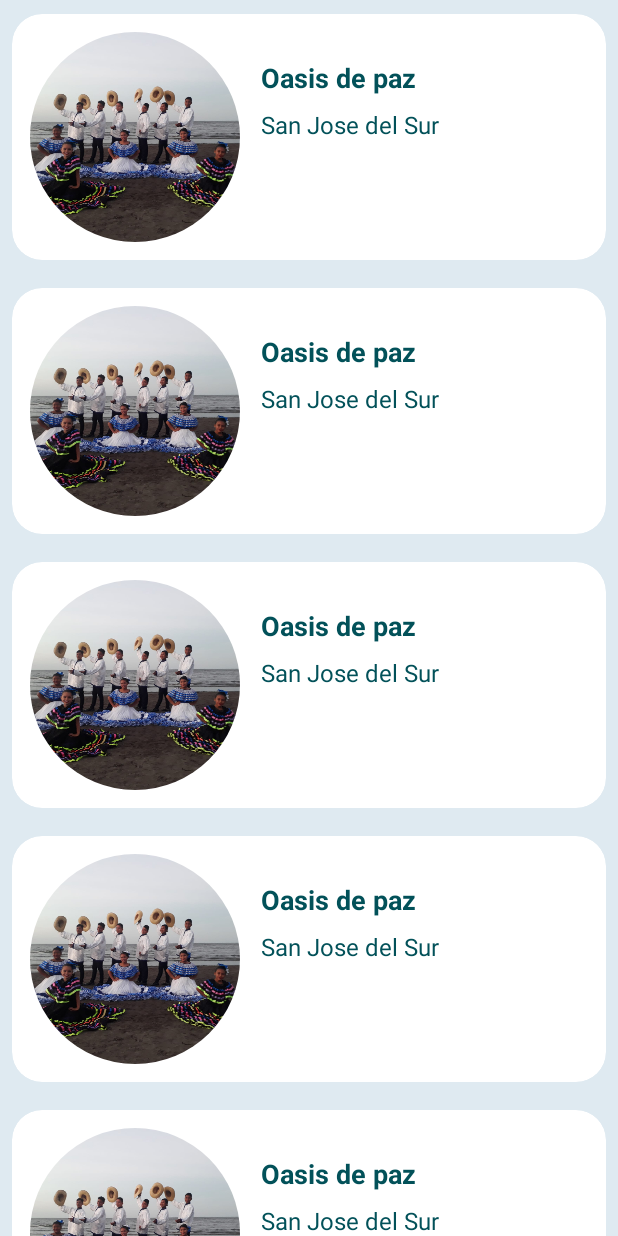
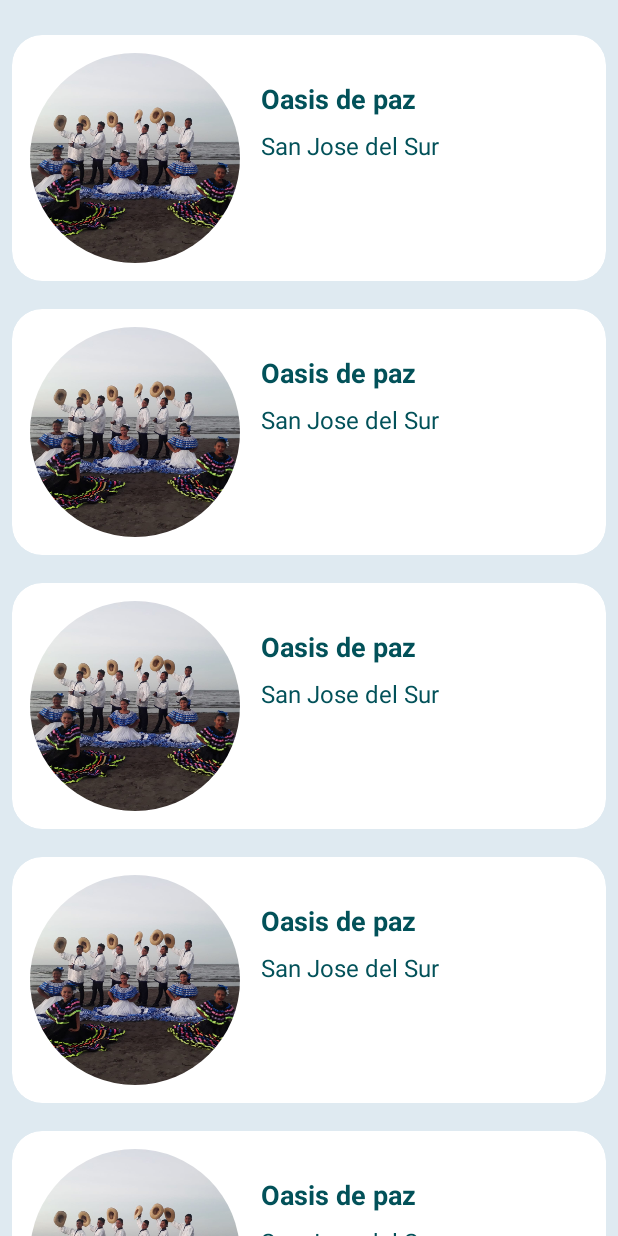
Before and after one commit to denisamador24/two-arte-y-cultura, an Android app: the fragment BandaFragment shown on its own in the app's theme, on a phone screen of 412 x 824 dp. Run offline under Robolectric (Android 15) with nearby library versions, the phone set to English and light mode, and no system bars; our stand-ins replace CircleImageView.

Commit message:
erro corregido

```diff
--- a/app/src/main/java/com/example/arteycultura/MainActivity.kt
+++ b/app/src/main/java/com/example/arteycultura/MainActivity.kt
@@ -26,8 +26,9 @@ class MainActivity : AppCompatActivity(), NavigationView.OnNavigationItemSelecte
         super.onCreate(savedInstanceState)
         setContentView(R.layout.activity_main)
 
-        val toolBar: androidx.appcompat.widget.Toolbar = findViewById(R.id.toolBar_main)
-        setSupportActionBar(toolBar)
+       val toolBar: androidx.appcompat.widget.Toolbar = findViewById(R.id.toolBar_main)
+       // setSupportActionBar(toolBar) //Aqui esta el error
+
 
         drawer = findViewById(R.id.drawer_layout)
        /* val navHeaderCardView = findViewById<CardView>(R.id.nav_header_CardViewProfile)
--- a/app/src/main/res/layout/fragment_banda.xml
+++ b/app/src/main/res/layout/fragment_banda.xml
@@ -11,6 +11,7 @@
         android:id="@+id/fragmentBanda_recyclerView"
         android:layout_width="match_parent"
         android:layout_height="match_parent"
+        android:layout_marginTop="14dp"
         tools:listitem="@layout/card_list_grup"/>
 
 </FrameLayout>
```
